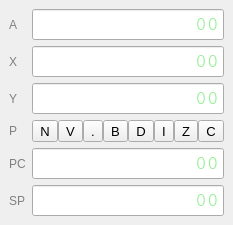
Old version of the form cpuwidget.ui in the repository rjaremczak/mo65x.
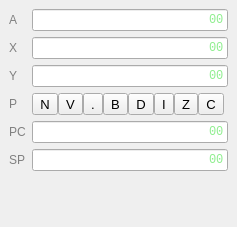
New version of the form.

```diff
--- a/cpuwidget.ui
+++ b/cpuwidget.ui
@@ -6,8 +6,8 @@
    <rect>
     <x>0</x>
     <y>0</y>
-    <width>207</width>
-    <height>207</height>
+    <width>237</width>
+    <height>227</height>
    </rect>
   </property>
   <property name="features">
@@ -28,8 +28,7 @@
       </property>
       <property name="font">
        <font>
-        <family>Courier</family>
-        <pointsize>15</pointsize>
+        <family>Monospace</family>
        </font>
       </property>
       <property name="styleSheet">
@@ -70,8 +69,7 @@
      <widget class="QLineEdit" name="valueY">
       <property name="font">
        <font>
-        <family>Courier</family>
-        <pointsize>15</pointsize>
+        <family>Monospace</family>
        </font>
       </property>
       <property name="styleSheet">
@@ -118,8 +116,7 @@
       </property>
       <property name="font">
        <font>
-        <family>Courier</family>
-        <pointsize>15</pointsize>
+        <family>Monospace</family>
        </font>
       </property>
       <property name="styleSheet">
@@ -301,8 +298,7 @@
       </property>
       <property name="font">
        <font>
-        <family>Courier</family>
-        <pointsize>15</pointsize>
+        <family>Monospace</family>
        </font>
       </property>
       <property name="styleSheet">
@@ -329,8 +325,7 @@
       </property>
       <property name="font">
        <font>
-        <family>Courier</family>
-        <pointsize>15</pointsize>
+        <family>Monospace</family>
        </font>
       </property>
       <property name="styleSheet">
```
